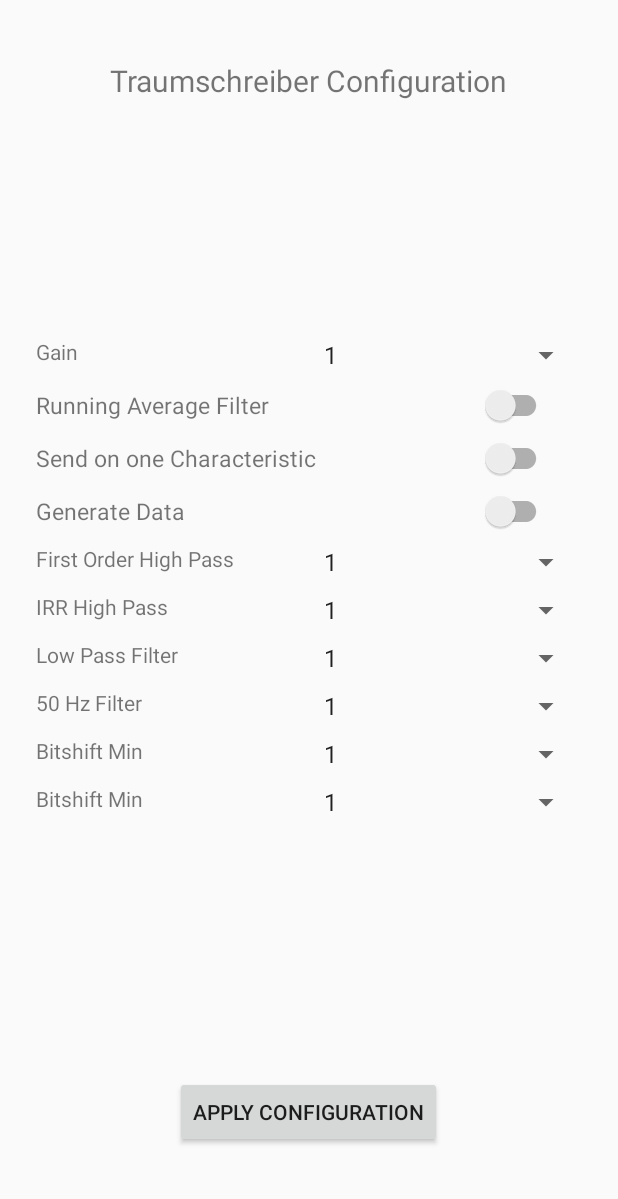
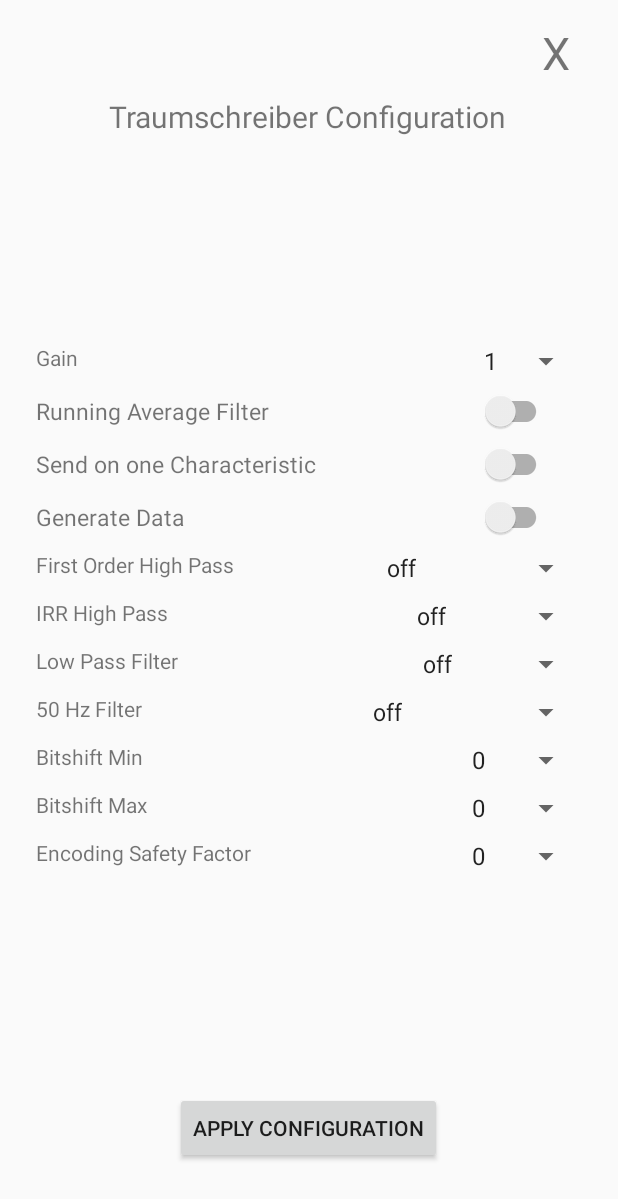
Before and after one commit to adrocampos/EEG-Droid, an Android app: the layout traum_config_popup.xml on its own in the app's theme, with its tools: preview values and no code run, on a phone screen of 412 x 824 dp. Shown: the top 1199 px of the screen. Run offline under Robolectric (Android 15) with nearby library versions, the phone set to English and light mode, and no system bars.

Commit message:
Implemented ugly and functional config menu

```diff
--- a/app/src/main/java/de/uni_osnabrueck/ikw/eegdroid/BluetoothLeService.java
+++ b/app/src/main/java/de/uni_osnabrueck/ikw/eegdroid/BluetoothLeService.java
@@ -117,6 +117,7 @@ public class BluetoothLeService extends Service {
                                           BluetoothGattCharacteristic characteristic,
                                           int status) {
             Log.d(TAG, "------------- onCharacteristicWrite status: " + status);
+            Log.d(TAG, "New Value of Config: " + Arrays.toString(characteristic.getValue()));
             isBusy = false;
         }
 
--- a/app/src/main/res/layout/traum_config_popup.xml
+++ b/app/src/main/res/layout/traum_config_popup.xml
@@ -5,6 +5,20 @@
     android:layout_width="match_parent"
     android:layout_height="match_parent">
 
+
+    <TextView
+        android:id="@+id/traum_config_close_button"
+        android:layout_width="wrap_content"
+        android:layout_height="wrap_content"
+        android:text="X"
+        android:textSize="30sp"
+        app:layout_constraintBottom_toTopOf="@+id/traum_config_popup_title"
+        app:layout_constraintEnd_toEndOf="parent"
+        app:layout_constraintHorizontal_bias="0.918"
+        app:layout_constraintStart_toStartOf="parent"
+        app:layout_constraintTop_toTopOf="parent"
+        app:layout_constraintVertical_bias="0.64"
+        tools:ignore="HardcodedText" />
 
     <TextView
         android:id="@+id/traum_config_popup_title"
@@ -15,10 +29,11 @@
         android:textSize="20sp"
         app:layout_constraintBottom_toBottomOf="parent"
         app:layout_constraintEnd_toEndOf="parent"
-        app:layout_constraintHorizontal_bias="0.5"
+        app:layout_constraintHorizontal_bias="0.496"
         app:layout_constraintStart_toStartOf="parent"
         app:layout_constraintTop_toTopOf="parent"
-        app:layout_constraintVertical_bias="0.05" />
+        app:layout_constraintVertical_bias="0.08"
+        tools:ignore="HardcodedText" />
 
     <GridLayout
         android:id="@+id/config_table"
@@ -64,7 +79,7 @@
 
             <Spinner
                 android:id="@+id/gain_spinner"
-                android:layout_width="180dp"
+                android:layout_width="wrap_content"
                 android:layout_height="wrap_content"
                 android:layout_weight="0"
                 android:entries="@array/gain_entries" />
@@ -107,12 +122,13 @@
                 android:layout_height="wrap_content"
                 android:layout_weight="0"
                 android:paddingEnd="20dp"
+                android:paddingStart="20dp"
                 android:text="" />
 
         </LinearLayout>
 
         <LinearLayout
-            android:id="@+id/config_row_one_characteristic"
+            android:id="@+id/config_row_one_char"
             android:layout_width="match_parent"
             android:layout_height="wrap_content"
             app:layout_constraintBottom_toBottomOf="parent"
@@ -141,11 +157,12 @@
                 android:layout_weight="1" />
 
             <androidx.appcompat.widget.SwitchCompat
-                android:id="@+id/one_characteristic_switch"
+                android:id="@+id/one_char_switch"
                 android:layout_width="wrap_content"
                 android:layout_height="wrap_content"
                 android:layout_weight="0"
                 android:paddingEnd="20dp"
+                android:paddingStart="20dp"
                 android:text="" />
 
         </LinearLayout>
@@ -186,12 +203,13 @@
                 android:layout_height="wrap_content"
                 android:layout_weight="0"
                 android:paddingEnd="20dp"
+                android:paddingStart="20dp"
                 android:text="" />
 
         </LinearLayout>
 
         <LinearLayout
-            android:id="@+id/config_row_order1_highpass"
+            android:id="@+id/config_row_o11_highpass"
             android:layout_width="match_parent"
             android:layout_height="wrap_content"
             app:layout_constraintBottom_toBottomOf="parent"
@@ -215,17 +233,17 @@
                 android:layout_weight="1" />
 
             <Spinner
-                android:id="@+id/order1_highpass_spinner"
-                android:layout_width="180dp"
+                android:id="@+id/o1_highpass_spinner"
+                android:layout_width="wrap_content"
                 android:layout_height="wrap_content"
                 android:layout_weight="0"
-                android:entries="@array/gain_entries" />
+                android:entries="@array/o1_highpass_entries" />
 
         </LinearLayout>
 
 
         <LinearLayout
-            android:id="@+id/config_row_irr_highpass"
+            android:id="@+id/config_row_iir_highpass"
             android:layout_width="match_parent"
             android:layout_height="wrap_content"
             app:layout_constraintBottom_toBottomOf="parent"
@@ -249,11 +267,11 @@
                 android:layout_weight="1" />
 
             <Spinner
-                android:id="@+id/irr_highpass_spinner"
-                android:layout_width="180dp"
+                android:id="@+id/iir_highpass_spinner"
+                android:layout_width="wrap_content"
                 android:layout_height="wrap_content"
                 android:layout_weight="0"
-                android:entries="@array/gain_entries" />
+                android:entries="@array/iir_highpass_entries" />
 
         </LinearLayout>
 
@@ -283,10 +301,10 @@
 
             <Spinner
                 android:id="@+id/lowpass_spinner"
-                android:layout_width="180dp"
+                android:layout_width="wrap_content"
                 android:layout_height="wrap_content"
                 android:layout_weight="0"
-                android:entries="@array/gain_entries" />
+                android:entries="@array/lowpass_entries" />
 
         </LinearLayout>
 
@@ -317,10 +335,10 @@
 
             <Spinner
                 android:id="@+id/filter50hz_spinner"
-                android:layout_width="180dp"
+                android:layout_width="wrap_content"
                 android:layout_height="wrap_content"
                 android:layout_weight="0"
-                android:entries="@array/gain_entries" />
+                android:entries="@array/filter50hz_entries" />
 
         </LinearLayout>
 
@@ -349,10 +367,10 @@
 
             <Spinner
                 android:id="@+id/bitshift_min_spinner"
-                android:layout_width="180dp"
+                android:layout_width="wrap_content"
                 android:layout_height="wrap_content"
                 android:layout_weight="0"
-                android:entries="@array/gain_entries" />
+                android:entries="@array/bitshift_min_entries" />
 
         </LinearLayout>
 
@@ -370,7 +388,7 @@
             <TextView
                 android:layout_width="wrap_content"
                 android:layout_height="match_parent"
-                android:text="Bitshift Min"
+                android:text="Bitshift Max"
 
                 tools:ignore="HardcodedText" />
 
@@ -381,10 +399,41 @@
 
             <Spinner
                 android:id="@+id/bitshift_max_spinner"
-                android:layout_width="180dp"
+                android:layout_width="wrap_content"
                 android:layout_height="wrap_content"
                 android:layout_weight="0"
-                android:entries="@array/gain_entries" />
+                android:entries="@array/bitshift_max_entries" />
+        </LinearLayout>
+
+        <LinearLayout
+            android:id="@+id/config_row_encoding_safty"
+            android:layout_width="match_parent"
+            android:layout_height="wrap_content"
+            app:layout_constraintBottom_toBottomOf="parent"
+            app:layout_constraintEnd_toEndOf="parent"
+            app:layout_constraintHorizontal_bias="0.0"
+            app:layout_constraintStart_toStartOf="parent"
+            app:layout_constraintTop_toTopOf="parent"
+            app:layout_constraintVertical_bias="0.157">
+
+            <TextView
+                android:layout_width="wrap_content"
+                android:layout_height="match_parent"
+                android:text="Encoding Safety Factor"
+
+                tools:ignore="HardcodedText" />
+
+            <Space
+                android:layout_width="0dp"
+                android:layout_height="0dp"
+                android:layout_weight="1" />
+
+            <Spinner
+                android:id="@+id/encoding_safety_spinner"
+                android:layout_width="wrap_content"
+                android:layout_height="wrap_content"
+                android:layout_weight="0"
+                android:entries="@array/encoding_safety_entries" />
         </LinearLayout>
 
     </GridLayout>
@@ -405,19 +454,19 @@
         <Space
             android:layout_width="0dp"
             android:layout_height="0dp"
-            android:layout_weight="1"/>
+            android:layout_weight="1" />
+
         <Button
             android:id="@+id/apply_config_button"
             android:layout_width="wrap_content"
             android:layout_height="wrap_content"
             android:text="Apply Configuration"
-
             />
 
         <Space
             android:layout_width="0dp"
             android:layout_height="0dp"
-            android:layout_weight="1"/>
+            android:layout_weight="1" />
 
 
     </LinearLayout>
--- a/app/src/main/res/values/strings.xml
+++ b/app/src/main/res/values/strings.xml
@@ -285,7 +285,6 @@
 
     <!-- Strings Related to Traumschreiber Configuration -->
 
-    <string name="gain_prompt">Select Gain</string>
     <string-array name="gain_entries">
         <item>1</item>
         <item>2</item>
@@ -293,6 +292,90 @@
         <item>8</item>
     </string-array>
 
+    <string-array name="o1_highpass_entries">
+        <item>off</item>
+        <item>RC=0.5 Hz</item>
+        <item>RC=1.3 Hz</item>
+    </string-array>
+
+    <string-array name="iir_highpass_entries">
+        <item>off</item>
+        <item>L1 O4</item>
+        <item>L1 7 O4</item>
+        <item>0 8 O2</item>
+        <item>L1 7 O2</item>
+    </string-array>
+
+    <string-array name="lowpass_entries">
+        <item>off</item>
+        <item>L45 O4</item>
+        <item>L60 O6</item>
+    </string-array>
+
+    <string-array name="filter50hz_entries">
+        <item>off</item>
+        <item>L46 H54 O6</item>
+        <item>L48 H52 O6</item>
+        <item>L46 H54 O4</item>
+        <item>L48 H52 O4</item>
+    </string-array>
+
+    <string-array name="bitshift_min_entries">
+        <item>0</item>
+        <item>1</item>
+        <item>2</item>
+        <item>3</item>
+        <item>4</item>
+        <item>5</item>
+        <item>6</item>
+        <item>7</item>
+        <item>8</item>
+        <item>9</item>
+        <item>10</item>
+        <item>11</item>
+        <item>12</item>
+        <item>13</item>
+        <item>14</item>
+        <item>15</item>
+    </string-array>
+
+    <string-array name="bitshift_max_entries">
+        <item>0</item>
+        <item>1</item>
+        <item>2</item>
+        <item>3</item>
+        <item>4</item>
+        <item>5</item>
+        <item>6</item>
+        <item>7</item>
+        <item>8</item>
+        <item>9</item>
+        <item>10</item>
+        <item>11</item>
+        <item>12</item>
+        <item>13</item>
+        <item>14</item>
+        <item>15</item>
+    </string-array>
+
+    <string-array name="encoding_safety_entries">
+        <item>0</item>
+        <item>1</item>
+        <item>2</item>
+        <item>3</item>
+        <item>4</item>
+        <item>5</item>
+        <item>6</item>
+        <item>7</item>
+        <item>8</item>
+        <item>9</item>
+        <item>10</item>
+        <item>11</item>
+        <item>12</item>
+        <item>13</item>
+        <item>14</item>
+        <item>15</item>
+    </string-array>
 
 
 </resources>
--- a/app/src/main/res/values/styles.xml
+++ b/app/src/main/res/values/styles.xml
@@ -8,8 +8,6 @@
         <item name="colorAccent">@color/colorAccent</item>
     </style>
 
-    <style name="AppThemeDark" parent="ThemeOverlay.AppCompat.Dark"></style>
-
     <style name="AppTheme.AppBarOverlay" parent="ThemeOverlay.AppCompat.Dark.ActionBar" />
 
     <style name="AppTheme.PopupOverlay" parent="ThemeOverlay.AppCompat.Light" />
@@ -17,7 +15,7 @@
     <style name="traumConfigDialog" parent="Theme.AppCompat.Light.Dialog.Alert">
         <item name="windowFixedWidthMajor">70%</item>
         <item name="windowFixedWidthMinor">70%</item>
-        <item name="windowFixedHeightMajor">80%</item>
+        <item name="windowFixedHeightMajor">90%</item>
         <item name="windowFixedHeightMinor">70%</item>
     </style>
 
```
Also changed, not shown: app/src/main/java/de/uni_osnabrueck/ikw/eegdroid/Record.java (+216 -54 lines), app/src/main/res/layout/activity_record.xml (+29 -35 lines).
